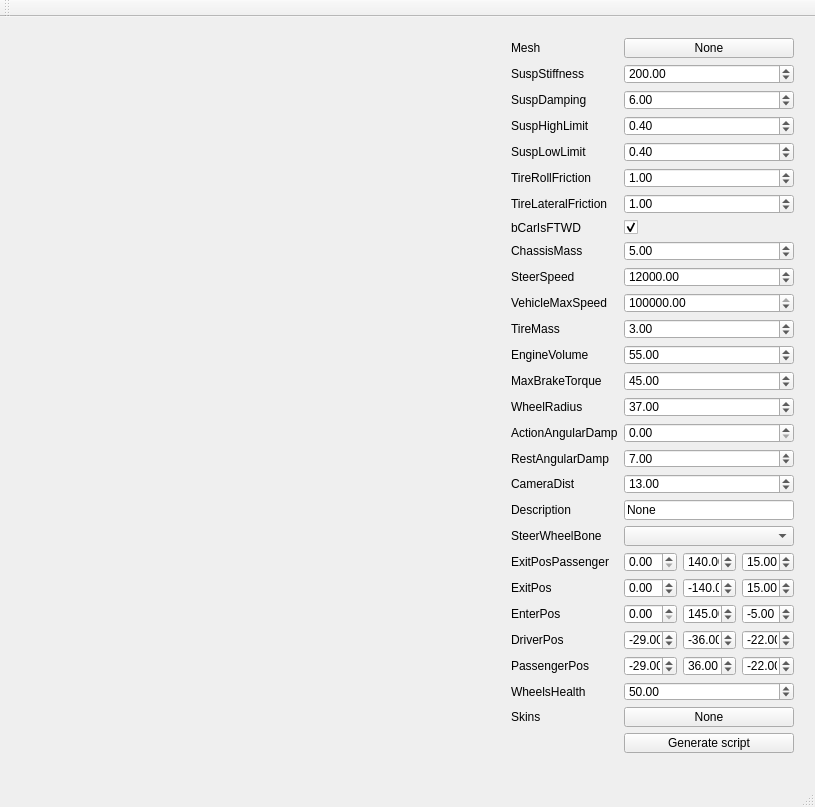
Before: the Qt Designer form mainwindow.ui in Abceus/project_marica_car_generator, drawn with Qt 5.
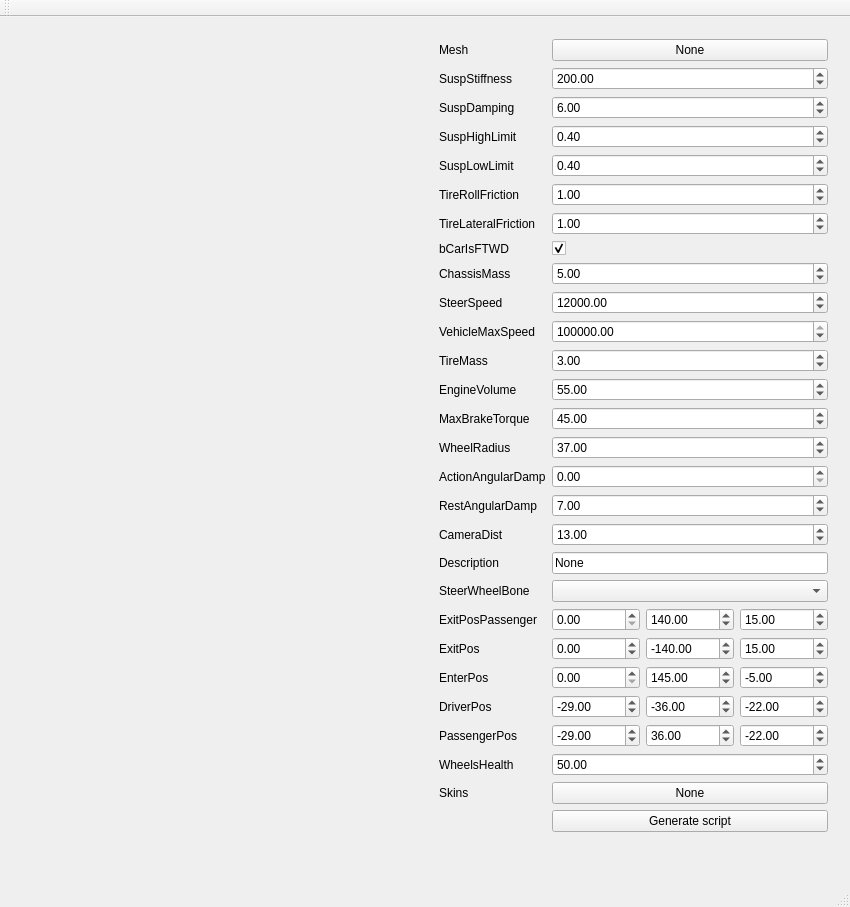
After: the same form once the commit is applied. Custom widgets are drawn as their Qt base class.

Commit message: Add class object, fix mouse control, fix ui

The edit to the form file:
```diff
--- a/mainwindow.ui
+++ b/mainwindow.ui
@@ -6,41 +6,44 @@
    <rect>
     <x>0</x>
     <y>0</y>
-    <width>815</width>
-    <height>807</height>
+    <width>850</width>
+    <height>907</height>
    </rect>
   </property>
   <property name="windowTitle">
    <string>MainWindow</string>
   </property>
   <widget class="QWidget" name="centralWidget">
+   <property name="enabled">
+    <bool>true</bool>
+   </property>
+   <property name="layoutDirection">
+    <enum>Qt::LeftToRight</enum>
+   </property>
+   <property name="autoFillBackground">
+    <bool>false</bool>
+   </property>
+   <layout class="QVBoxLayout" name="verticalLayout_2">
+    <item>
+     <layout class="QHBoxLayout" name="horizontalLayout_7">
+      <property name="sizeConstraint">
+       <enum>QLayout::SetDefaultConstraint</enum>
+      </property>
+      <item>
    <widget class="MainOpenglWidget" name="mainOpenGLWidget" native="true">
-    <property name="geometry">
-     <rect>
-      <x>10</x>
-      <y>10</y>
-      <width>481</width>
-      <height>601</height>
-     </rect>
-    </property>
-   </widget>
-   <widget class="QWidget" name="formLayoutWidget">
-    <property name="geometry">
-     <rect>
-      <x>500</x>
-      <y>10</y>
-      <width>305</width>
-      <height>736</height>
-     </rect>
-    </property>
+        <property name="sizePolicy">
+         <sizepolicy hsizetype="Expanding" vsizetype="Preferred">
+          <horstretch>0</horstretch>
+          <verstretch>0</verstretch>
+         </sizepolicy>
+        </property>
+       </widget>
+      </item>
+      <item>
+       <widget class="QWidget" name="widget" native="true">
+        <layout class="QHBoxLayout" name="horizontalLayout_6">
+         <item>
     <layout class="QFormLayout" name="formLayout">
-     <item row="0" column="1">
-      <widget class="QPushButton" name="pushButton">
-       <property name="text">
-        <string>None</string>
-       </property>
-      </widget>
-     </item>
      <item row="0" column="0">
       <widget class="QLabel" name="label">
        <property name="text">
@@ -48,6 +51,13 @@
        </property>
       </widget>
      </item>
+           <item row="0" column="1">
+            <widget class="QPushButton" name="meshOpenButton">
+             <property name="text">
+              <string>None</string>
+             </property>
+            </widget>
+           </item>
      <item row="1" column="0">
       <widget class="QLabel" name="label_2">
        <property name="text">
@@ -545,7 +555,13 @@
       </widget>
      </item>
     </layout>
-   </widget>
+         </item>
+        </layout>
+       </widget>
+      </item>
+     </layout>
+    </item>
+   </layout>
   </widget>
   <widget class="QMenuBar" name="menuBar">
    <property name="geometry">
```
Left out of the diff: 370 changed lines with no effect on the pictures. Lines whose indentation alone changed are shown as unchanged. The commit also changes 10 other files.
